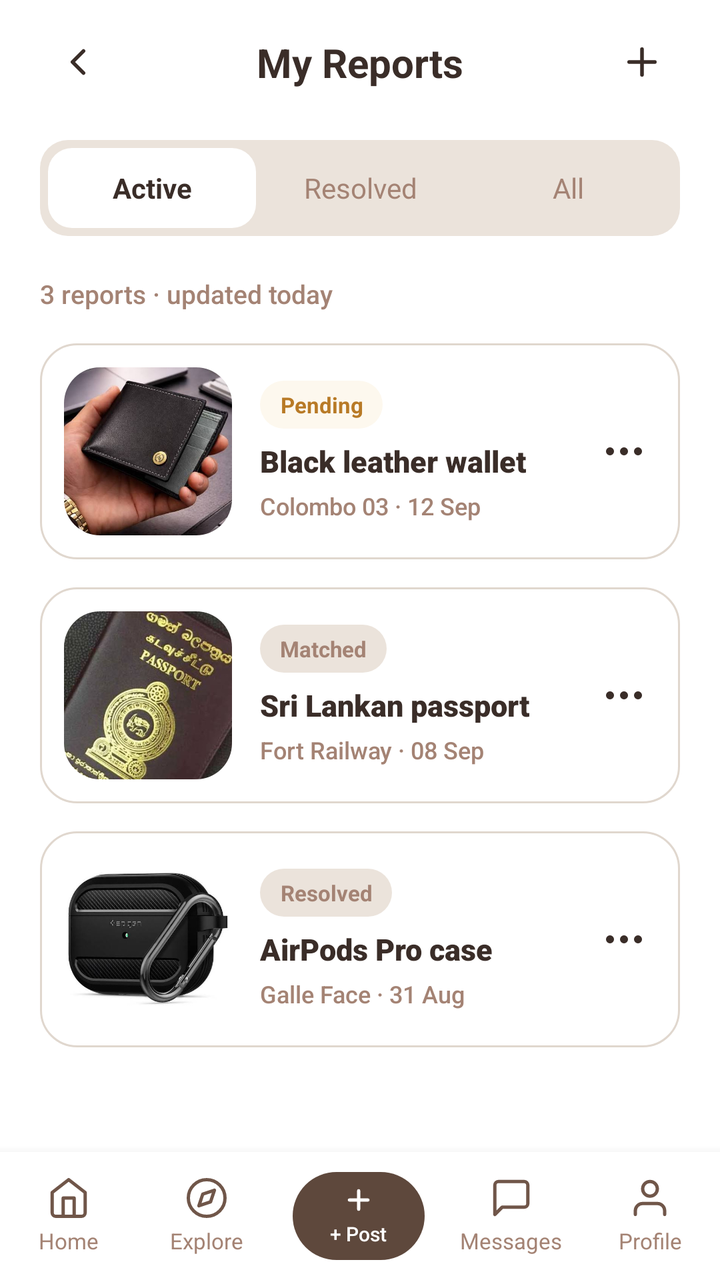
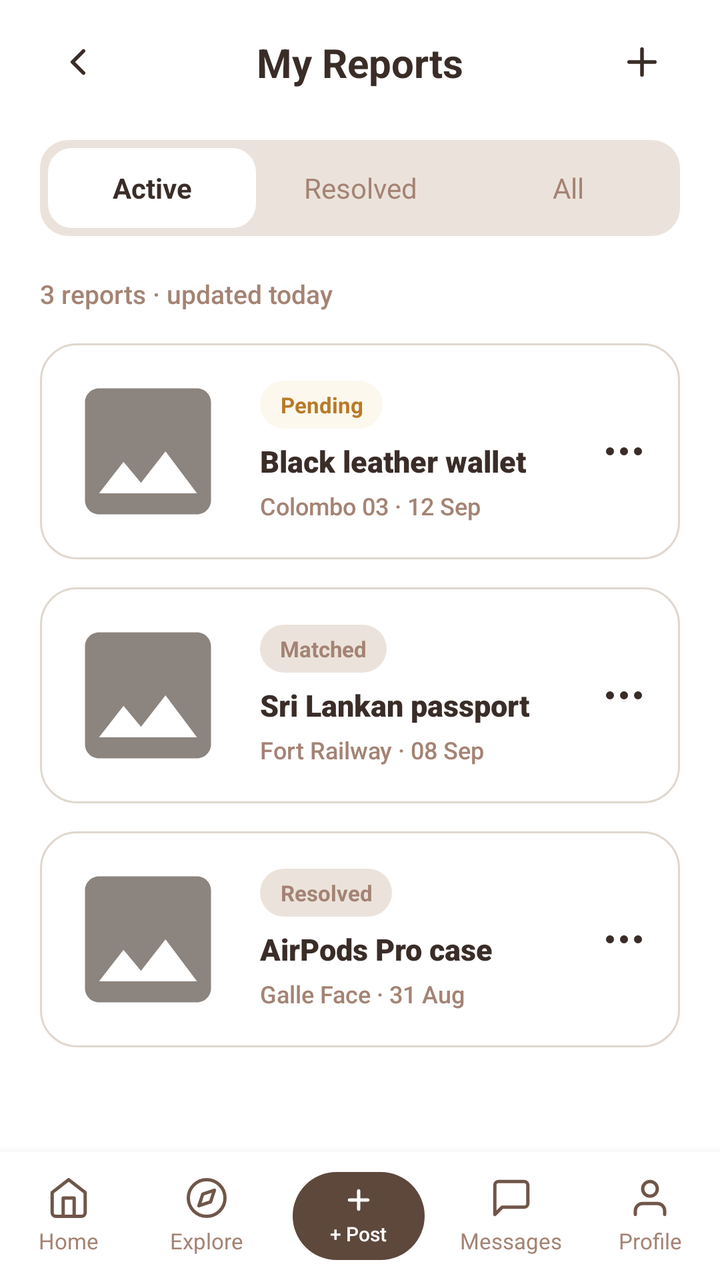

An Android layout rendered at two revisions. The XML below is the earlier revision; the diff shows what the commit changed to produce the second picture.
<!-- AndroidManifest.xml: application theme Theme.LostAndFound -->
<!-- res/layout/fragment_reports.xml -->
<?xml version="1.0" encoding="utf-8"?>
<LinearLayout xmlns:android="http://schemas.android.com/apk/res/android"
    xmlns:app="http://schemas.android.com/apk/res-auto"
    xmlns:tools="http://schemas.android.com/tools"
    android:layout_width="match_parent"
    android:layout_height="match_parent"
    android:background="@color/white"
    android:orientation="vertical"
    tools:context=".ReportsFragment">

    <androidx.core.widget.NestedScrollView
        android:id="@+id/scrollBox"
        android:layout_width="match_parent"
        android:layout_height="0dp"
        android:layout_weight="1"
        android:background="@color/background_screen"
        android:fillViewport="true"
        android:overScrollMode="never">

    <LinearLayout
        android:layout_width="match_parent"
        android:layout_height="wrap_content"
        android:orientation="vertical"
        android:paddingStart="20dp"
        android:paddingTop="12dp"
        android:paddingEnd="20dp"
        android:paddingBottom="24dp">

        
        <androidx.constraintlayout.widget.ConstraintLayout
            android:id="@+id/headRow"
            android:layout_width="match_parent"
            android:layout_height="wrap_content">

            <ImageView
                android:id="@+id/btnBack"
                android:layout_width="38dp"
                android:layout_height="38dp"
                android:clickable="true"
                android:contentDescription="Back"
                android:focusable="true"
                android:padding="8dp"
                android:src="@drawable/ic_back_chevron"
                app:layout_constraintBottom_toBottomOf="parent"
                app:layout_constraintStart_toStartOf="parent"
                app:layout_constraintTop_toTopOf="parent" />

            <TextView
                android:id="@+id/tvTitle"
                android:layout_width="wrap_content"
                android:layout_height="wrap_content"
                android:fontFamily="sans-serif-bold"
                android:text="My Reports"
                android:textColor="@color/text_primary"
                android:textSize="20sp"
                android:textStyle="bold"
                app:layout_constraintBottom_toBottomOf="parent"
                app:layout_constraintEnd_toEndOf="parent"
                app:layout_constraintStart_toStartOf="parent"
                app:layout_constraintTop_toTopOf="parent" />

            <ImageView
                android:id="@+id/btnAdd"
                android:layout_width="38dp"
                android:layout_height="38dp"
                android:clickable="true"
                android:contentDescription="Add new report"
                android:focusable="true"
                android:padding="8dp"
                android:src="@drawable/ic_add_header"
                app:layout_constraintBottom_toBottomOf="parent"
                app:layout_constraintEnd_toEndOf="parent"
                app:layout_constraintTop_toTopOf="parent" />
        </androidx.constraintlayout.widget.ConstraintLayout>

        
        <LinearLayout
            android:id="@+id/tabBox"
            android:layout_width="match_parent"
            android:layout_height="48dp"
            android:layout_marginTop="20dp"
            android:background="@drawable/bg_segment_container"
            android:gravity="center_vertical"
            android:orientation="horizontal"
            android:padding="4dp">

            <TextView
                android:id="@+id/tabAct"
                android:layout_width="0dp"
                android:layout_height="match_parent"
                android:layout_weight="1"
                android:background="@drawable/bg_segment_active"
                android:clickable="true"
                android:focusable="true"
                android:gravity="center"
                android:text="Active"
                android:textColor="@color/text_primary"
                android:textSize="14sp"
                android:textStyle="bold" />

            <TextView
                android:id="@+id/tabRes"
                android:layout_width="0dp"
                android:layout_height="match_parent"
                android:layout_weight="1"
                android:clickable="true"
                android:focusable="true"
                android:gravity="center"
                android:text="Resolved"
                android:textColor="@color/text_secondary"
                android:textSize="14sp" />

            <TextView
                android:id="@+id/tabAll"
                android:layout_width="0dp"
                android:layout_height="match_parent"
                android:layout_weight="1"
                android:clickable="true"
                android:focusable="true"
                android:gravity="center"
                android:text="All"
                android:textColor="@color/text_secondary"
                android:textSize="14sp" />
        </LinearLayout>

        
        <TextView
            android:id="@+id/tvCount"
            android:layout_width="wrap_content"
            android:layout_height="wrap_content"
            android:layout_marginTop="20dp"
            android:layout_marginBottom="16dp"
            android:fontFamily="sans-serif-medium"
            android:text="3 reports · updated today"
            android:textColor="@color/text_secondary"
            android:textSize="13sp" />

        
        <LinearLayout
            android:id="@+id/card1"
            android:layout_width="match_parent"
            android:layout_height="wrap_content"
            android:layout_marginBottom="14dp"
            android:background="@drawable/bg_card_report_item"
            android:clickable="true"
            android:focusable="true"
            android:gravity="center_vertical"
            android:orientation="horizontal"
            android:padding="12dp">

            <com.google.android.material.imageview.ShapeableImageView
                android:id="@+id/img1"
                android:layout_width="84dp"
                android:layout_height="84dp"
                android:contentDescription="Wallet item image"
                android:scaleType="centerCrop"
                android:src="@drawable/img_wallet"
                app:shapeAppearanceOverlay="@style/ShapeAppearance.RoundedSquare" />

            <LinearLayout
                android:layout_width="0dp"
                android:layout_height="wrap_content"
                android:layout_marginStart="14dp"
                android:layout_weight="1"
                android:orientation="vertical">

                <TextView
                    android:id="@+id/tag1"
                    android:layout_width="wrap_content"
                    android:layout_height="24dp"
                    android:background="@drawable/bg_badge_pending"
                    android:gravity="center"
                    android:paddingStart="10dp"
                    android:paddingEnd="10dp"
                    android:text="Pending"
                    android:textColor="@color/badge_pending_text"
                    android:textSize="11sp"
                    android:textStyle="bold" />

                <TextView
                    android:id="@+id/name1"
                    android:layout_width="wrap_content"
                    android:layout_height="wrap_content"
                    android:layout_marginTop="6dp"
                    android:ellipsize="end"
                    android:fontFamily="sans-serif-black"
                    android:maxLines="1"
                    android:text="Black leather wallet"
                    android:textColor="@color/text_primary"
                    android:textSize="15sp"
                    android:textStyle="bold" />

                <TextView
                    android:id="@+id/sub1"
                    android:layout_width="wrap_content"
                    android:layout_height="wrap_content"
                    android:layout_marginTop="4dp"
                    android:fontFamily="sans-serif-medium"
                    android:text="Colombo 03 · 12 Sep"
                    android:textColor="@color/text_secondary"
                    android:textSize="12sp" />
            </LinearLayout>

            <ImageView
                android:id="@+id/opt1"
                android:layout_width="32dp"
                android:layout_height="32dp"
                android:clickable="true"
                android:contentDescription="Options"
                android:focusable="true"
                android:padding="4dp"
                android:src="@drawable/ic_more_dots" />
        </LinearLayout>

        
        <LinearLayout
            android:id="@+id/card2"
            android:layout_width="match_parent"
            android:layout_height="wrap_content"
            android:layout_marginBottom="14dp"
            android:background="@drawable/bg_card_report_item"
            android:clickable="true"
            android:focusable="true"
            android:gravity="center_vertical"
            android:orientation="horizontal"
            android:padding="12dp">

            <com.google.android.material.imageview.ShapeableImageView
                android:id="@+id/img2"
                android:layout_width="84dp"
                android:layout_height="84dp"
                android:contentDescription="Passport item image"
                android:scaleType="centerCrop"
                android:src="@drawable/img_passport"
                app:shapeAppearanceOverlay="@style/ShapeAppearance.RoundedSquare" />

            <LinearLayout
                android:layout_width="0dp"
                android:layout_height="wrap_content"
                android:layout_marginStart="14dp"
                android:layout_weight="1"
                android:orientation="vertical">

                <TextView
                    android:id="@+id/tag2"
                    android:layout_width="wrap_content"
                    android:layout_height="24dp"
                    android:background="@drawable/bg_badge_neutral"
                    android:gravity="center"
                    android:paddingStart="10dp"
                    android:paddingEnd="10dp"
                    android:text="Matched"
                    android:textColor="@color/see_all_color"
                    android:textSize="11sp"
                    android:textStyle="bold" />

                <TextView
                    android:id="@+id/name2"
                    android:layout_width="wrap_content"
                    android:layout_height="wrap_content"
                    android:layout_marginTop="6dp"
                    android:ellipsize="end"
                    android:fontFamily="sans-serif-black"
                    android:maxLines="1"
                    android:text="Sri Lankan passport"
                    android:textColor="@color/text_primary"
                    android:textSize="15sp"
                    android:textStyle="bold" />

                <TextView
                    android:id="@+id/sub2"
                    android:layout_width="wrap_content"
                    android:layout_height="wrap_content"
                    android:layout_marginTop="4dp"
                    android:fontFamily="sans-serif-medium"
                    android:text="Fort Railway · 08 Sep"
                    android:textColor="@color/text_secondary"
                    android:textSize="12sp" />
            </LinearLayout>

            <ImageView
                android:id="@+id/opt2"
                android:layout_width="32dp"
                android:layout_height="32dp"
                android:clickable="true"
                android:contentDescription="Options"
                android:focusable="true"
                android:padding="4dp"
                android:src="@drawable/ic_more_dots" />
        </LinearLayout>

        
        <LinearLayout
            android:id="@+id/card3"
            android:layout_width="match_parent"
            android:layout_height="wrap_content"
            android:layout_marginBottom="14dp"
            android:background="@drawable/bg_card_report_item"
            android:clickable="true"
            android:focusable="true"
            android:gravity="center_vertical"
            android:orientation="horizontal"
            android:padding="12dp">

            <com.google.android.material.imageview.ShapeableImageView
                android:id="@+id/img3"
                android:layout_width="84dp"
                android:layout_height="84dp"
                android:contentDescription="AirPods Pro item image"
                android:scaleType="centerCrop"
                android:src="@drawable/img_airpods"
                app:shapeAppearanceOverlay="@style/ShapeAppearance.RoundedSquare" />

            <LinearLayout
                android:layout_width="0dp"
                android:layout_height="wrap_content"
                android:layout_marginStart="14dp"
                android:layout_weight="1"
                android:orientation="vertical">

                <TextView
                    android:id="@+id/tag3"
                    android:layout_width="wrap_content"
                    android:layout_height="24dp"
                    android:background="@drawable/bg_badge_neutral"
                    android:gravity="center"
                    android:paddingStart="10dp"
                    android:paddingEnd="10dp"
                    android:text="Resolved"
                    android:textColor="@color/see_all_color"
                    android:textSize="11sp"
                    android:textStyle="bold" />

                <TextView
                    android:id="@+id/name3"
                    android:layout_width="wrap_content"
                    android:layout_height="wrap_content"
                    android:layout_marginTop="6dp"
                    android:ellipsize="end"
                    android:fontFamily="sans-serif-black"
                    android:maxLines="1"
                    android:text="AirPods Pro case"
                    android:textColor="@color/text_primary"
                    android:textSize="15sp"
                    android:textStyle="bold" />

                <TextView
                    android:id="@+id/sub3"
                    android:layout_width="wrap_content"
                    android:layout_height="wrap_content"
                    android:layout_marginTop="4dp"
                    android:fontFamily="sans-serif-medium"
                    android:text="Galle Face · 31 Aug"
                    android:textColor="@color/text_secondary"
                    android:textSize="12sp" />
            </LinearLayout>

            <ImageView
                android:id="@+id/opt3"
                android:layout_width="32dp"
                android:layout_height="32dp"
                android:clickable="true"
                android:contentDescription="Options"
                android:focusable="true"
                android:padding="4dp"
                android:src="@drawable/ic_more_dots" />
        </LinearLayout>

    </LinearLayout>
    </androidx.core.widget.NestedScrollView>

    
    <include
        android:id="@+id/bottomNav"
        layout="@layout/fragment_bottom_nav"
        android:layout_width="match_parent"
        android:layout_height="64dp" />

</LinearLayout>
<!-- res/layout/fragment_bottom_nav.xml (included above) -->
<?xml version="1.0" encoding="utf-8"?>
<LinearLayout xmlns:android="http://schemas.android.com/apk/res/android"
    android:id="@+id/navCard"
    android:layout_width="match_parent"
    android:layout_height="64dp"
    android:background="@color/white"
    android:baselineAligned="false"
    android:elevation="8dp"
    android:gravity="center_vertical"
    android:orientation="horizontal">

    
    <LinearLayout
        android:id="@+id/tabHome"
        android:layout_width="0dp"
        android:layout_height="match_parent"
        android:layout_weight="1"
        android:clickable="true"
        android:focusable="true"
        android:gravity="center"
        android:orientation="vertical">

        <ImageView
            android:id="@+id/imgHome"
            android:layout_width="22dp"
            android:layout_height="22dp"
            android:contentDescription="Home"
            android:src="@drawable/ic_nav_home" />

        <TextView
            android:id="@+id/lblHome"
            android:layout_width="wrap_content"
            android:layout_height="wrap_content"
            android:layout_marginTop="3dp"
            android:fontFamily="sans-serif"
            android:text="Home"
            android:textColor="@color/text_secondary"
            android:textSize="11sp" />
    </LinearLayout>

    
    <LinearLayout
        android:id="@+id/tabExplore"
        android:layout_width="0dp"
        android:layout_height="match_parent"
        android:layout_weight="1"
        android:clickable="true"
        android:focusable="true"
        android:gravity="center"
        android:orientation="vertical">

        <ImageView
            android:id="@+id/imgExplore"
            android:layout_width="22dp"
            android:layout_height="22dp"
            android:contentDescription="Explore"
            android:src="@drawable/ic_nav_explore" />

        <TextView
            android:id="@+id/lblExplore"
            android:layout_width="wrap_content"
            android:layout_height="wrap_content"
            android:layout_marginTop="3dp"
            android:fontFamily="sans-serif"
            android:text="Explore"
            android:textColor="@color/text_secondary"
            android:textSize="11sp" />
    </LinearLayout>

    
    <LinearLayout
        android:id="@+id/tabPost"
        android:layout_width="0dp"
        android:layout_height="match_parent"
        android:layout_weight="1.2"
        android:clickable="true"
        android:focusable="true"
        android:gravity="center">

        <LinearLayout
            android:id="@+id/btnPostPill"
            android:layout_width="66dp"
            android:layout_height="44dp"
            android:background="@drawable/bg_nav_post_pill"
            android:gravity="center"
            android:orientation="vertical">

            <ImageView
                android:layout_width="16dp"
                android:layout_height="16dp"
                android:contentDescription="Post"
                android:src="@drawable/ic_nav_plus" />

            <TextView
                android:id="@+id/lblPost"
                android:layout_width="wrap_content"
                android:layout_height="wrap_content"
                android:layout_marginTop="2dp"
                android:fontFamily="sans-serif-medium"
                android:text="+ Post"
                android:textColor="@color/white"
                android:textSize="10sp" />
        </LinearLayout>
    </LinearLayout>

    
    <LinearLayout
        android:id="@+id/tabMessages"
        android:layout_width="0dp"
        android:layout_height="match_parent"
        android:layout_weight="1"
        android:clickable="true"
        android:focusable="true"
        android:gravity="center"
        android:orientation="vertical">

        <ImageView
            android:id="@+id/imgMessages"
            android:layout_width="22dp"
            android:layout_height="22dp"
            android:contentDescription="Messages"
            android:src="@drawable/ic_nav_messages" />

        <TextView
            android:id="@+id/lblMessages"
            android:layout_width="wrap_content"
            android:layout_height="wrap_content"
            android:layout_marginTop="3dp"
            android:fontFamily="sans-serif"
            android:text="Messages"
            android:textColor="@color/text_secondary"
            android:textSize="11sp" />
    </LinearLayout>

    
    <LinearLayout
        android:id="@+id/tabProfile"
        android:layout_width="0dp"
        android:layout_height="match_parent"
        android:layout_weight="1"
        android:clickable="true"
        android:focusable="true"
        android:gravity="center"
        android:orientation="vertical">

        <ImageView
            android:id="@+id/imgProfile"
            android:layout_width="22dp"
            android:layout_height="22dp"
            android:contentDescription="Profile"
            android:src="@drawable/ic_nav_profile" />

        <TextView
            android:id="@+id/lblProfile"
            android:layout_width="wrap_content"
            android:layout_height="wrap_content"
            android:layout_marginTop="3dp"
            android:fontFamily="sans-serif"
            android:text="Profile"
            android:textColor="@color/text_secondary"
            android:textSize="11sp" />
    </LinearLayout>

</LinearLayout>
<!-- resources referenced by this layout -->
<resources>
  <color name="background_screen">#FFFFFFFF</color>
  <color name="badge_pending_text">#FFB87A26</color>
  <color name="see_all_color">#FFA48374</color>
  <color name="text_primary">#FF3A2D28</color>
  <color name="text_secondary">#FFA48374</color>
  <color name="white">#FFFFFFFF</color>
  <!-- drawable bg_badge_neutral (drawable) -->
  <?xml version="1.0" encoding="utf-8"?>
  <shape xmlns:android="http://schemas.android.com/apk/res/android"
      android:shape="rectangle">
      <corners android:radius="12dp" />
      <solid android:color="@color/nude_cream" />
  </shape>
  <!-- drawable bg_badge_pending (drawable) -->
  <?xml version="1.0" encoding="utf-8"?>
  <shape xmlns:android="http://schemas.android.com/apk/res/android"
      android:shape="rectangle">
      <corners android:radius="12dp" />
      <solid android:color="@color/badge_pending_bg" />
  </shape>
  <!-- drawable bg_card_report_item (drawable) -->
  <?xml version="1.0" encoding="utf-8"?>
  <shape xmlns:android="http://schemas.android.com/apk/res/android"
      android:shape="rectangle">
      <corners android:radius="18dp" />
      <solid android:color="@color/white" />
      <stroke
          android:width="1dp"
          android:color="#E0D7CE" />
  </shape>
  <!-- drawable bg_nav_post_pill (drawable) -->
  <?xml version="1.0" encoding="utf-8"?>
  <shape xmlns:android="http://schemas.android.com/apk/res/android"
      android:shape="rectangle">
      <corners android:radius="22dp" />
      <solid android:color="#5E483C" />
  </shape>
  <!-- drawable bg_segment_active (drawable) -->
  <?xml version="1.0" encoding="utf-8"?>
  <shape xmlns:android="http://schemas.android.com/apk/res/android"
      android:shape="rectangle">
      <corners android:radius="12dp" />
      <solid android:color="@color/white" />
  </shape>
  <!-- drawable bg_segment_container (drawable) -->
  <?xml version="1.0" encoding="utf-8"?>
  <shape xmlns:android="http://schemas.android.com/apk/res/android"
      android:shape="rectangle">
      <corners android:radius="14dp" />
      <solid android:color="@color/nude_cream" />
  </shape>
  <!-- drawable ic_more_dots (drawable) -->
  <vector xmlns:android="http://schemas.android.com/apk/res/android"
      android:width="24dp"
      android:height="24dp"
      android:viewportWidth="24"
      android:viewportHeight="24">
    <path
        android:fillColor="#3A2D28"
        android:pathData="M5,12m-2,0a2,2 0 1,1 4,0a2,2 0 1,1 -4,0M12,12m-2,0a2,2 0 1,1 4,0a2,2 0 1,1 -4,0M19,12m-2,0a2,2 0 1,1 4,0a2,2 0 1,1 -4,0" />
  </vector>
  <!-- drawable img_airpods: png bitmap (drawable, 109392 bytes) -->
  <!-- drawable img_passport: png bitmap (drawable, 266619 bytes) -->
  <!-- drawable img_wallet: png bitmap (drawable, 238135 bytes) -->
  <style name="ShapeAppearance.RoundedSquare" parent="">
          <item name="cornerFamily">rounded</item>
          <item name="cornerSize">18dp</item>
      </style>
  <style name="Theme.LostAndFound" parent="Base.Theme.LostAndFound" />
  <color name="nude_cream">#FFEBE3DB</color>
  <color name="badge_pending_bg">#FFFDF8EE</color>
  <style name="Base.Theme.LostAndFound" parent="Theme.Material3.DayNight.NoActionBar">
          
          <item name="android:statusBarColor">@color/white</item>
          <item name="android:windowLightStatusBar" tools:targetApi="m">true</item>
          <item name="android:navigationBarColor">@color/white</item>
          <item name="android:windowLightNavigationBar" tools:targetApi="o_mr1">true</item>
      </style>
  <!-- unchanged entries left out for length: 7 -->
</resources>

<!-- the commit's change to res/layout/fragment_reports.xml (unified diff, before → after) -->
@@ -152,9 +152,9 @@
                 android:id="@+id/img1"
                 android:layout_width="84dp"
                 android:layout_height="84dp"
-                android:contentDescription="Wallet item image"
+                android:contentDescription="Item image"
                 android:scaleType="centerCrop"
-                android:src="@drawable/img_wallet"
+                android:src="@drawable/ic_item_placeholder"
                 app:shapeAppearanceOverlay="@style/ShapeAppearance.RoundedSquare" />
 
             <LinearLayout
@@ -229,9 +229,9 @@
                 android:id="@+id/img2"
                 android:layout_width="84dp"
                 android:layout_height="84dp"
-                android:contentDescription="Passport item image"
+                android:contentDescription="Item image"
                 android:scaleType="centerCrop"
-                android:src="@drawable/img_passport"
+                android:src="@drawable/ic_item_placeholder"
                 app:shapeAppearanceOverlay="@style/ShapeAppearance.RoundedSquare" />
 
             <LinearLayout
@@ -306,9 +306,9 @@
                 android:id="@+id/img3"
                 android:layout_width="84dp"
                 android:layout_height="84dp"
-                android:contentDescription="AirPods Pro item image"
+                android:contentDescription="Item image"
                 android:scaleType="centerCrop"
-                android:src="@drawable/img_airpods"
+                android:src="@drawable/ic_item_placeholder"
                 app:shapeAppearanceOverlay="@style/ShapeAppearance.RoundedSquare" />
 
             <LinearLayout
@@ -365,6 +365,19 @@
                 android:padding="4dp"
                 android:src="@drawable/ic_more_dots" />
         </LinearLayout>
+
+        <TextView
+            android:id="@+id/tvEmptyReports"
+            android:layout_width="match_parent"
+            android:layout_height="wrap_content"
+            android:layout_marginTop="32dp"
+            android:layout_marginBottom="32dp"
+            android:gravity="center"
+            android:text="No reports submitted yet.\nTap + to report a lost or found item."
+            android:textColor="@color/text_secondary"
+            android:textSize="14sp"
+            android:lineSpacingExtra="4dp"
+            android:visibility="gone" />
 
     </LinearLayout>
     </androidx.core.widget.NestedScrollView>
<!-- resource entries referenced after the edit -->
@@ -51,6 +51,16 @@
       <corners android:radius="14dp" />
       <solid android:color="@color/nude_cream" />
   </shape>
+  <!-- drawable ic_item_placeholder (drawable) -->
+  <vector xmlns:android="http://schemas.android.com/apk/res/android"
+      android:width="48dp"
+      android:height="48dp"
+      android:viewportWidth="24"
+      android:viewportHeight="24">
+      <path
+          android:fillColor="#8C847E"
+          android:pathData="M21,19V5c0,-1.1 -0.9,-2 -2,-2H5c-1.1,0 -2,0.9 -2,2v14c0,1.1 0.9,2 2,2h14c1.1,0 2,-0.9 2,-2zM8.5,13.5l2.5,3.01L14.5,12l4.5,6H5l3.5,-4.5z" />
+  </vector>
   <!-- drawable ic_more_dots (drawable) -->
   <vector xmlns:android="http://schemas.android.com/apk/res/android"
       android:width="24dp"
@@ -61,9 +71,6 @@
         android:fillColor="#3A2D28"
         android:pathData="M5,12m-2,0a2,2 0 1,1 4,0a2,2 0 1,1 -4,0M12,12m-2,0a2,2 0 1,1 4,0a2,2 0 1,1 -4,0M19,12m-2,0a2,2 0 1,1 4,0a2,2 0 1,1 -4,0" />
   </vector>
-  <!-- drawable img_airpods: png bitmap (drawable, 109392 bytes) -->
-  <!-- drawable img_passport: png bitmap (drawable, 266619 bytes) -->
-  <!-- drawable img_wallet: png bitmap (drawable, 238135 bytes) -->
   <style name="ShapeAppearance.RoundedSquare" parent="">
           <item name="cornerFamily">rounded</item>
           <item name="cornerSize">18dp</item>
